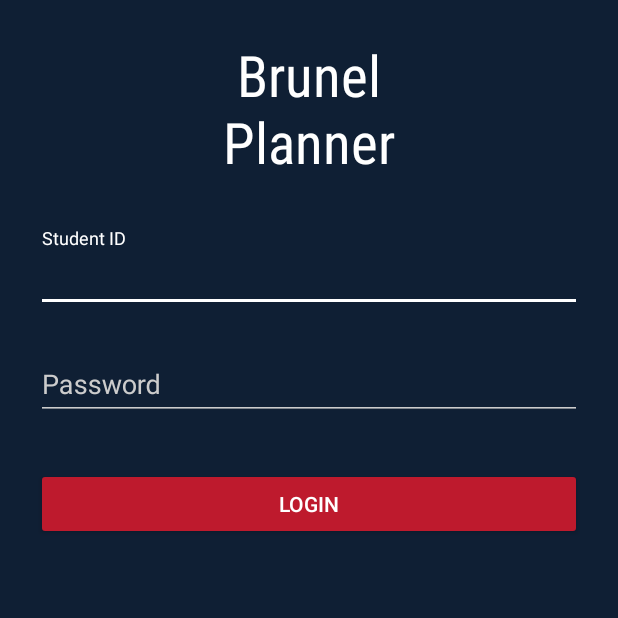
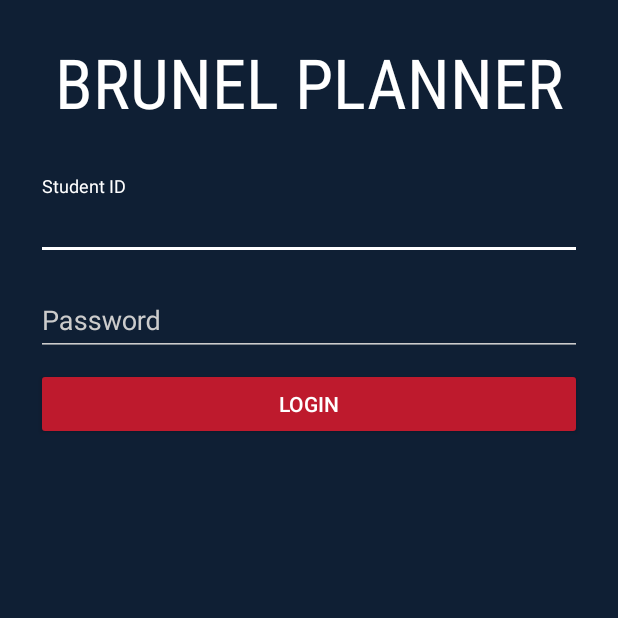
Before and after one commit to Manoj95/cs2001-coursework-2016-17-level-2-team-20, an Android app: the screen it shows after launch (LoginActivity), on a phone screen of 412 x 824 dp, the top half of it. Run offline under Robolectric (Android 15) with nearby library versions, the light colour scheme and no system bars; our stand-ins replace ButterKnife, RxJava.

Commit message:
Working login + minor ui changes

```diff
--- a/app/build.gradle
+++ b/app/build.gradle
@@ -42,10 +42,8 @@ dependencies {
 
     // Networking
     compile 'com.squareup.okhttp3:okhttp:3.5.0'
+    compile 'com.squareup.okhttp3:logging-interceptor:3.5.0'
     compile 'com.squareup.okio:okio:1.11.0'
-
-    // Cookies
-    // compile 'com.github.franmontiel:PersistentCookieJar:v1.0.0'
 
     // Binding
     compile 'com.jakewharton:butterknife:8.4.0'
--- a/app/src/main/java/g20/brunelplanner/BPApplication.java
+++ b/app/src/main/java/g20/brunelplanner/BPApplication.java
@@ -3,6 +3,16 @@ package g20.brunelplanner;
 import android.app.Application;
 
 public class BPApplication extends Application {
+
+    private static BPApplication sInstance;
+
+    public BPApplication() {
+        sInstance = this;
+    }
+
+    public static synchronized BPApplication getInstance() {
+        return sInstance;
+    }
 
     @Override
     public void onCreate() {
--- a/app/src/main/res/layout/activity_login.xml
+++ b/app/src/main/res/layout/activity_login.xml
@@ -20,14 +20,16 @@
             android:gravity="center"
             android:fontFamily="sans-serif-condensed"
             android:textAppearance="@style/TextAppearance.AppCompat.Headline"
-            android:textSize="38sp" />
+            android:textAllCaps="true"
+            android:textSize="46sp" />
 
         <!-- Student ID Label -->
         <android.support.design.widget.TextInputLayout
+            android:id="@+id/input_id_wrapper"
             android:layout_width="match_parent"
             android:layout_height="wrap_content"
-            android:layout_marginTop="8dp"
-            android:layout_marginBottom="8dp">
+            android:layout_marginTop="8dp">
+            <!--android:layout_marginBottom="8dp">-->
             <android.support.design.widget.TextInputEditText
                 android:id="@+id/input_student_id"
                 android:layout_width="match_parent"
@@ -38,10 +40,11 @@
 
         <!-- Password Label -->
         <android.support.design.widget.TextInputLayout
+            android:id="@+id/input_password_wrapper"
             android:layout_width="match_parent"
             android:layout_height="wrap_content"
-            android:layout_marginTop="8dp"
-            android:layout_marginBottom="8dp">
+            android:layout_marginTop="8dp">
+            <!--android:layout_marginBottom="8dp">-->
             <android.support.design.widget.TextInputEditText
                 android:id="@+id/input_student_password"
                 android:layout_width="match_parent"
@@ -54,7 +57,7 @@
             android:id="@+id/btn_login"
             android:layout_width="fill_parent"
             android:layout_height="wrap_content"
-            android:layout_marginTop="24dp"
+            android:layout_marginTop="8dp"
             android:layout_marginBottom="24dp"
             android:padding="12dp"
             android:text="@string/button_login"
--- a/app/src/main/res/values/strings.xml
+++ b/app/src/main/res/values/strings.xml
@@ -1,6 +1,6 @@
 <resources>
     <!-- Action Bar-->
-    <string name="app_name">Brunel\nPlanner</string>
+    <string name="app_name">Brunel Planner</string>
     <string name="action_settings">Settings</string>
 
     <!-- Misc -->
--- a/build.gradle
+++ b/build.gradle
@@ -15,9 +15,6 @@ buildscript {
 allprojects {
     repositories {
         jcenter()
-
-        // Needed for PersistentCookieJar dep
-        // maven { url "https://jitpack.io" }
     }
 }
 
```
Also changed, not shown: app/src/main/java/g20/brunelplanner/network/BrunelService.java (+28 -46 lines), app/src/main/java/g20/brunelplanner/utils/NonPersistentCookieJar.java (+15 -0 lines), app/src/main/java/g20/brunelplanner/views/activities/LoginActivity.java (+51 -5 lines).
